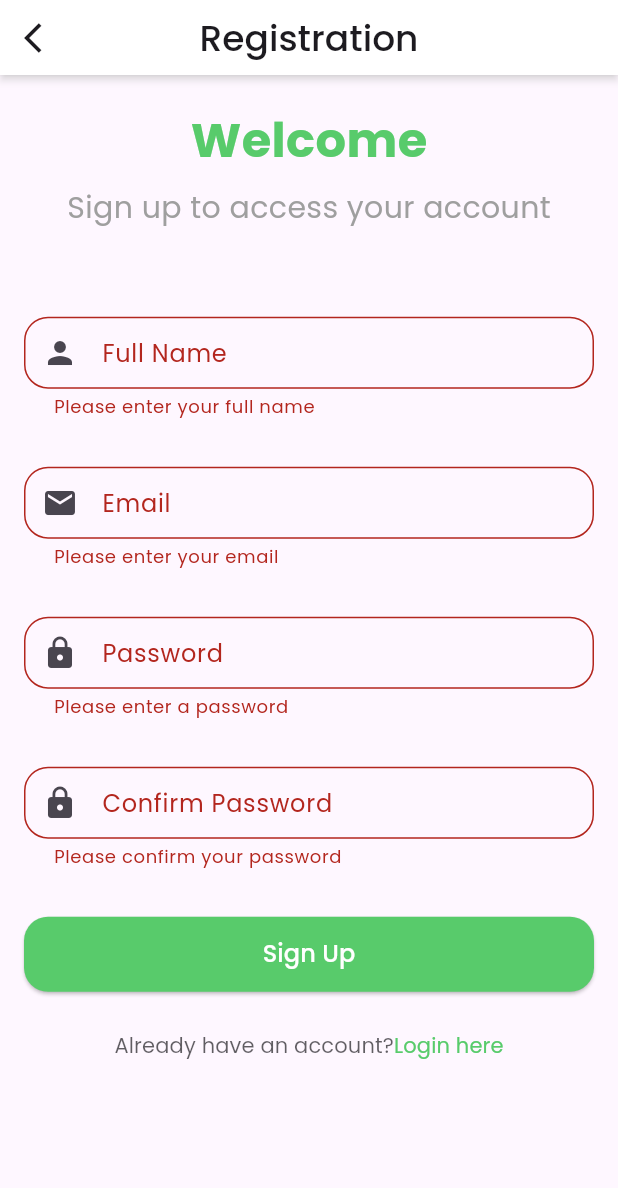
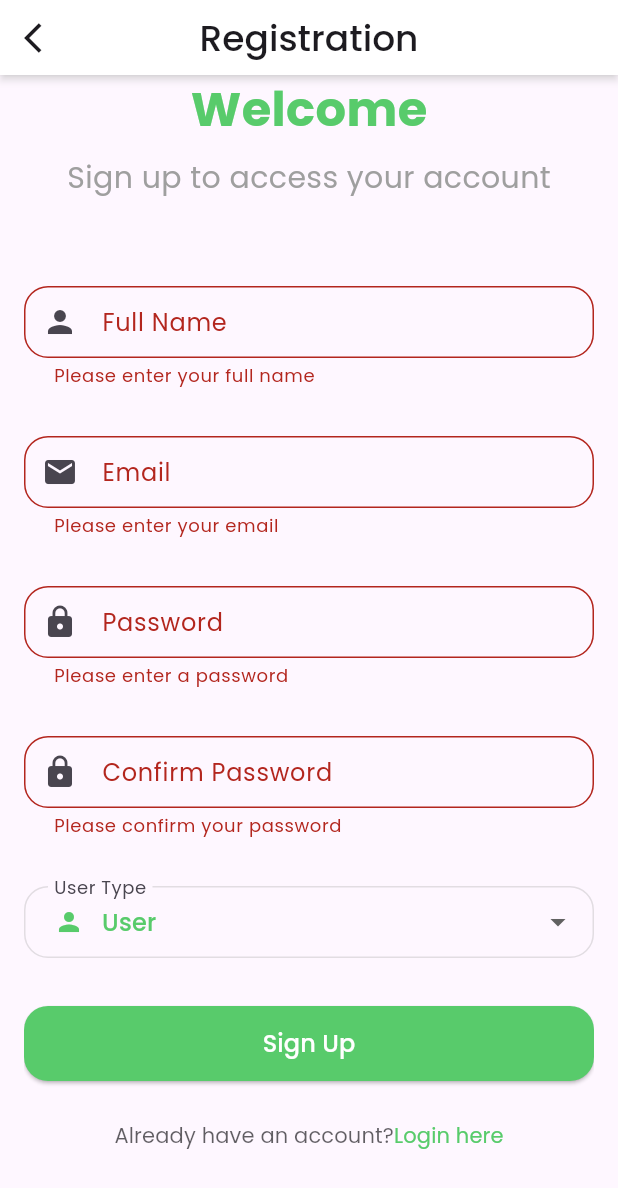
Before and after one commit to Mobarak6/bloc_travel, a Flutter app: the RegistrationScreen screen opened by its route, after a tap on "Sign Up", on a phone screen of 412 x 824 dp. Shown: the top 1188 px of the screen. Run offline on Flutter 3.47's test engine with Material 3 defaults, Android fonts, the phone set to English and light mode, and no system bars; our stand-ins replace auto_route, bloc, dio, flutter_bloc, freezed_annotation, get_it and 5 more; accounts and stored records are empty; generated files the repository leaves out were written again.

Commit message:
user type selection feature for register

```diff
--- a/lib/l10n/arb/app_en.arb
+++ b/lib/l10n/arb/app_en.arb
@@ -31,8 +31,13 @@
      "pleaseEnterAValidEmail": "Please enter a valid email",
      "pleaseEnterAPassword": "Please enter a password",
      "passwordMustBeAtLeast8Characters": "Password must be at least 8 characters",
-     "pleaseConfirmYourPassword": "Please confirm your password",
-     "passwordsDoNotMatch": "Passwords do not match",
-     "this_field_is_required": "This field is required"
+         "pleaseConfirmYourPassword": "Please confirm your password",
+    "passwordsDoNotMatch": "Passwords do not match",
+    "this_field_is_required": "This field is required",
+    "userType": "User Type",
+    "selectUserType": "Select your user type",
+    "user": "User",
+    "admin": "Admin",
+    "pleaseSelectUserType": "Please select a user type"
 
 }
--- a/lib/l10n/arb/app_es.arb
+++ b/lib/l10n/arb/app_es.arb
@@ -29,5 +29,10 @@
     "pleaseEnterAPassword": "Por favor ingresa una contraseña",
     "passwordMustBeAtLeast8Characters": "La contraseña debe tener al menos 8 caracteres",
     "pleaseConfirmYourPassword": "Por favor confirma tu contraseña",
-    "passwordsDoNotMatch": "Las contraseñas no coinciden"
+    "passwordsDoNotMatch": "Las contraseñas no coinciden",
+    "userType": "Tipo de Usuario",
+    "selectUserType": "Selecciona tu tipo de usuario",
+    "user": "Usuario",
+    "admin": "Administrador",
+    "pleaseSelectUserType": "Por favor selecciona un tipo de usuario"
 }
--- a/lib/src/data/repositories/auth/auth_repository.dart
+++ b/lib/src/data/repositories/auth/auth_repository.dart
@@ -1,10 +1,12 @@
 import 'package:travel_app/src/shared/utils/result.dart';
+import 'package:travel_app/src/shared/utils/user_type.dart';
 
 abstract class AuthRepository {
   Future<Result<bool>> signUp({
     required String email,
     required String password,
     required String name,
+    required UserType userType,
   });
   Future<Result<bool>> signIn({
     required String email,
--- a/lib/src/data/repositories/auth/auth_repository_impl.dart
+++ b/lib/src/data/repositories/auth/auth_repository_impl.dart
@@ -2,6 +2,7 @@ import 'package:injectable/injectable.dart';
 import 'package:travel_app/src/data/repositories/auth/auth_repository.dart';
 import 'package:travel_app/src/data/services/auth_service.dart';
 import 'package:travel_app/src/shared/utils/result.dart';
+import 'package:travel_app/src/shared/utils/user_type.dart';
 
 @LazySingleton(as: AuthRepository)
 class AuthRepositoryImpl implements AuthRepository {
@@ -30,10 +31,14 @@ class AuthRepositoryImpl implements AuthRepository {
     required String email,
     required String password,
     required String name,
+    required UserType userType,
   }) async {
     try {
       await _authService.signUp(
-        email: email, password: password, name: name,
+        email: email,
+        password: password,
+        name: name,
+        userType: userType,
       );
 
       return Result.ok(true);
--- a/lib/src/data/services/auth_service.dart
+++ b/lib/src/data/services/auth_service.dart
@@ -1,6 +1,7 @@
 import 'package:injectable/injectable.dart';
 import 'package:supabase_flutter/supabase_flutter.dart';
 import 'package:travel_app/src/shared/utils/app_constants.dart';
+import 'package:travel_app/src/shared/utils/user_type.dart';
 
 @lazySingleton
 class AuthService {
@@ -10,13 +11,14 @@ class AuthService {
     required String email,
     required String password,
     required String name,
+    required UserType userType,
   }) async {
     await _supabase.auth.signUp(
       email: email,
       password: password,
       data: {
         'username': name,
-        'role': 'user',
+        'role': userType.name,
       },
       emailRedirectTo: AppConstants.authRedirectLink,
     );
--- a/lib/src/features/auth/managers/auth_bloc.dart
+++ b/lib/src/features/auth/managers/auth_bloc.dart
@@ -3,6 +3,7 @@ import 'package:freezed_annotation/freezed_annotation.dart';
 import 'package:injectable/injectable.dart';
 import 'package:travel_app/src/data/repositories/auth/auth_repository.dart';
 import 'package:travel_app/src/shared/utils/result.dart';
+import 'package:travel_app/src/shared/utils/user_type.dart';
 
 part 'auth_event.dart';
 part 'auth_state.dart';
@@ -33,6 +34,7 @@ class AuthBloc extends Bloc<AuthEvent, AuthState> {
         email: event.email,
         password: event.password,
         name: event.name,
+        userType: event.userType,
       );
       switch (result) {
         case Ok<bool>():
@@ -42,6 +44,10 @@ class AuthBloc extends Bloc<AuthEvent, AuthState> {
           emit(AuthState.error(result.error));
       }
     });
+
+    on<_SelectUserType>((event, emit) {
+      emit(AuthState.selectedUserType(event.userType));
+    });
   }
 
   final AuthRepository authRepository;
--- a/lib/src/features/auth/managers/auth_event.dart
+++ b/lib/src/features/auth/managers/auth_event.dart
@@ -13,5 +13,10 @@ abstract class AuthEvent with _$AuthEvent {
     required String email,
     required String password,
     required String name,
+    required UserType userType,
   }) = _SignUp;
+
+  const factory AuthEvent.selectUserType({
+    required UserType userType,
+  }) = _SelectUserType;
 }
--- a/lib/src/features/auth/managers/auth_state.dart
+++ b/lib/src/features/auth/managers/auth_state.dart
@@ -6,4 +6,6 @@ class AuthState with _$AuthState {
   const factory AuthState.inProgress() = _InProgress;
   const factory AuthState.success() = _Success;
   const factory AuthState.error(Exception? e) = _Error;
+  const factory AuthState.selectedUserType(UserType userType) =
+      _SelectedUserType;
 }
--- a/lib/src/features/auth/screens/registration_screen.dart
+++ b/lib/src/features/auth/screens/registration_screen.dart
@@ -4,12 +4,14 @@ import 'package:flutter_bloc/flutter_bloc.dart';
 import 'package:travel_app/app_di.dart';
 import 'package:travel_app/l10n/l10n.dart';
 import 'package:travel_app/src/features/auth/managers/auth_bloc.dart';
+import 'package:travel_app/src/features/auth/widgets/user_type_dropdown_widget.dart';
 import 'package:travel_app/src/shared/extensions/overlay_extensions.dart';
 import 'package:travel_app/src/shared/utils/dimensions.dart';
 import 'package:travel_app/src/shared/utils/styles.dart';
 import 'package:travel_app/src/shared/utils/validate_check.dart';
 import 'package:travel_app/src/shared/widgets/custom_app_bar.dart';
 import 'package:travel_app/src/shared/widgets/custom_text_field_widget.dart';
+import 'package:travel_app/src/shared/utils/user_type.dart';
 import 'package:travel_app/src/travel_ap_router.gr.dart';
 
 @RoutePage()
@@ -157,6 +159,33 @@ class _RegistrationScreenState extends State<RegistrationScreen> {
 
                     const SizedBox(height: Dimensions.spacingExtraLarge),
 
+                    BlocBuilder<AuthBloc, AuthState>(
+                      builder: (context, state) {
+                        final selectedUserType =
+                            state.whenOrNull(selectedUserType
+                                : (userType) => userType) ?? UserType.user;
+
+                        return UserTypeDropdownWidget(
+                          value: selectedUserType,
+                          onChanged: (UserType? value) {
+                            if (value != null) {
+                              _authBloc.add(
+                                AuthEvent.selectUserType(userType: value),
+                              );
+                            }
+                          },
+                          validator: (value) {
+                            if (value == null) {
+                              return context.l10n.pleaseSelectUserType;
+                            }
+                            return null;
+                          },
+                        );
+                      },
+                    ),
+
+                    const SizedBox(height: Dimensions.spacingExtraLarge),
+
                     BlocConsumer<AuthBloc, AuthState>(
                       listener: (context, state) {
                         state.whenOrNull(
@@ -235,9 +264,7 @@ class _RegistrationScreenState extends State<RegistrationScreen> {
                       ),
                     ),
 
-                    SizedBox(
-                      height: MediaQuery.of(context).size.height * 0.1,
-                    ),
+                    SizedBox(height: MediaQuery.of(context).size.height * 0.1),
                   ],
                 ),
               ),
@@ -253,13 +280,16 @@ class _RegistrationScreenState extends State<RegistrationScreen> {
       final email = _emailController.text.trim();
       final password = _passwordController.text.trim();
 
-      _authBloc.add(
-        AuthEvent.signUp(
+      final userType = _authBloc.state
+          .whenOrNull(selectedUserType: (userType) => userType)
+          ?? UserType.user;
+
+      _authBloc.add(AuthEvent.signUp(
         email: email,
         password: password,
         name: _nameController.text,
-        ),
-      );
+        userType: userType,
+      ));
     }
   }
 }
--- /dev/null
+++ b/lib/src/features/auth/widgets/user_type_dropdown_widget.dart
@@ -0,0 +1,111 @@
+import 'package:flutter/material.dart';
+import 'package:travel_app/l10n/l10n.dart';
+import 'package:travel_app/src/shared/utils/dimensions.dart';
+import 'package:travel_app/src/shared/utils/styles.dart';
+import 'package:travel_app/src/shared/utils/user_type.dart';
+
+class UserTypeDropdownWidget extends StatelessWidget {
+  const UserTypeDropdownWidget({
+    required this.value,
+    required this.onChanged,
+    super.key,
+    this.validator,
+  });
+
+  final UserType? value;
+  final ValueChanged<UserType?> onChanged;
+  final String? Function(UserType?)? validator;
+
+  @override
+  Widget build(BuildContext context) {
+    return DropdownButtonFormField<UserType>(
+      value: value,
+      onChanged: onChanged,
+      validator: validator,
+      decoration: InputDecoration(
+        labelText: context.l10n.userType,
+        hintText: context.l10n.selectUserType,
+        // prefixIcon: const Icon(Icons.person_outline),
+        border: OutlineInputBorder(
+          borderRadius: BorderRadius.circular(Dimensions.radiusDefault),
+        ),
+        enabledBorder: OutlineInputBorder(
+          borderRadius: BorderRadius.circular(Dimensions.radiusDefault),
+          borderSide: BorderSide(
+            color: Theme.of(context).hintColor.withValues(alpha: 0.3),
+          ),
+        ),
+        focusedBorder: OutlineInputBorder(
+          borderRadius: BorderRadius.circular(Dimensions.radiusDefault),
+          borderSide: BorderSide(
+            color: Theme.of(context).primaryColor,
+            width: 2,
+          ),
+        ),
+        errorBorder: OutlineInputBorder(
+          borderRadius: BorderRadius.circular(Dimensions.radiusDefault),
+          borderSide: BorderSide(
+            color: Theme.of(context).colorScheme.error,
+          ),
+        ),
+        focusedErrorBorder: OutlineInputBorder(
+          borderRadius: BorderRadius.circular(Dimensions.radiusDefault),
+          borderSide: BorderSide(
+            color: Theme.of(context).colorScheme.error,
+            width: 2,
+          ),
+        ),
+        contentPadding: const EdgeInsets.symmetric(
+          horizontal: Dimensions.spacingMedium,
+          vertical: Dimensions.spacingSmall,
+        ),
+      ),
+      items: UserType.values.map((UserType userType) {
+        return DropdownMenuItem<UserType>(
+          value: userType,
+          child: Row(
+            children: [
+              Icon(
+                userType == UserType.admin
+                    ? Icons.admin_panel_settings
+                    : Icons.person,
+                color: Theme.of(context).primaryColor,
+                size: Dimensions.spacingDefault,
+              ),
+              const SizedBox(width: Dimensions.spacingSmall),
+              Text(
+                userType.label,
+                style: robotoMedium.copyWith(
+                  fontSize: Dimensions.fontSizeMedium,
+                ),
+              ),
+            ],
+          ),
+        );
+      }).toList(),
+      selectedItemBuilder: (BuildContext context) {
+        return UserType.values.map<Widget>((UserType userType) {
+          return Row(
+            children: [
+              Icon(
+                userType == UserType.admin
+                    ? Icons.admin_panel_settings
+                    : Icons.person,
+                color: Theme.of(context).primaryColor,
+                size: Dimensions.spacingDefault,
+              ),
+              const SizedBox(width: Dimensions.spacingSmall),
+              Text(
+                userType.label,
+                style: robotoMedium.copyWith(
+                  fontSize: Dimensions.fontSizeMedium,
+                  color: Theme.of(context).primaryColor,
+                ),
+              ),
+            ],
+          );
+        }).toList();
+      },
+    );
+  }
+}
--- /dev/null
+++ b/lib/src/shared/utils/user_type.dart
@@ -0,0 +1,15 @@
+enum UserType {
+  user('User'),
+  admin('Admin');
+
+  const UserType(this.label);
+
+  final String label;
+
+  static UserType fromString(String value) {
+    return UserType.values.firstWhere(
+      (type) => type.name == value.toLowerCase(),
+      orElse: () => UserType.user,
+    );
+  }
+}
```
Also changed, not shown: lib/src/features/auth/managers/auth_bloc.freezed.dart. Lines whose indentation alone changed are shown as unchanged.
